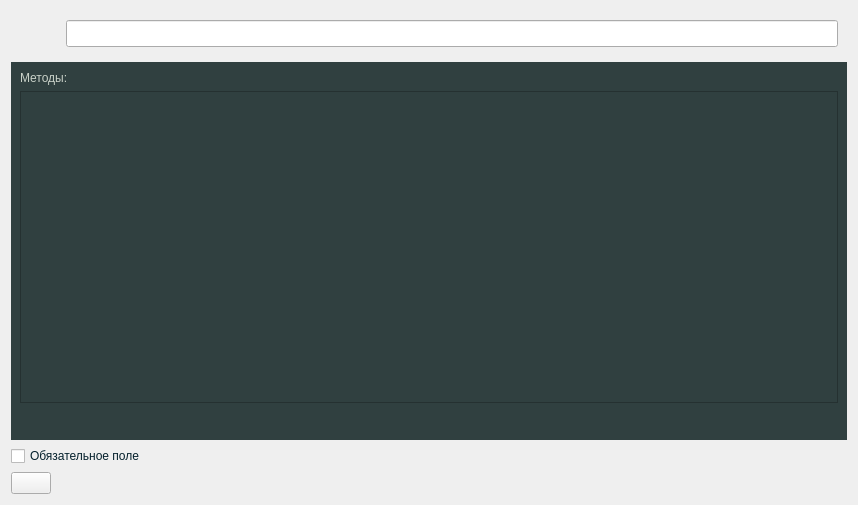
Qt form Widgets/labfieldredaction.ui (ThomasLucky13/ASSofOOP-Automated-Studying-System-) before a commit.
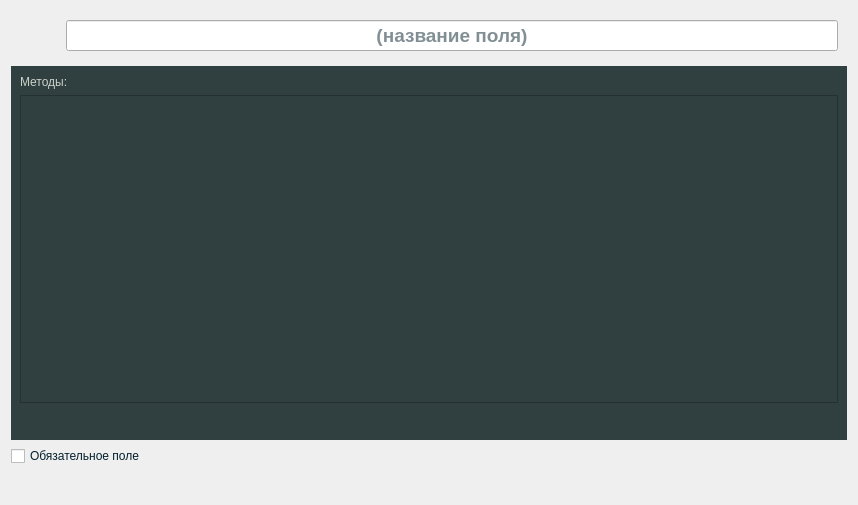
The same form after that commit. Icons and pictures are not drawn.

What changed in the file:
```diff
--- a/Widgets/labfieldredaction.ui
+++ b/Widgets/labfieldredaction.ui
@@ -70,7 +70,7 @@
           </property>
           <property name="font">
            <font>
-            <pointsize>12</pointsize>
+            <pointsize>14</pointsize>
             <weight>75</weight>
             <bold>true</bold>
            </font>
@@ -81,6 +81,9 @@
           <property name="alignment">
            <set>Qt::AlignCenter</set>
           </property>
+          <property name="placeholderText">
+           <string>(название поля)</string>
+          </property>
          </widget>
         </item>
        </layout>
@@ -214,6 +217,9 @@
          <height>60</height>
         </size>
        </property>
+       <property name="flat">
+        <bool>true</bool>
+       </property>
       </widget>
      </item>
      <item>
```
